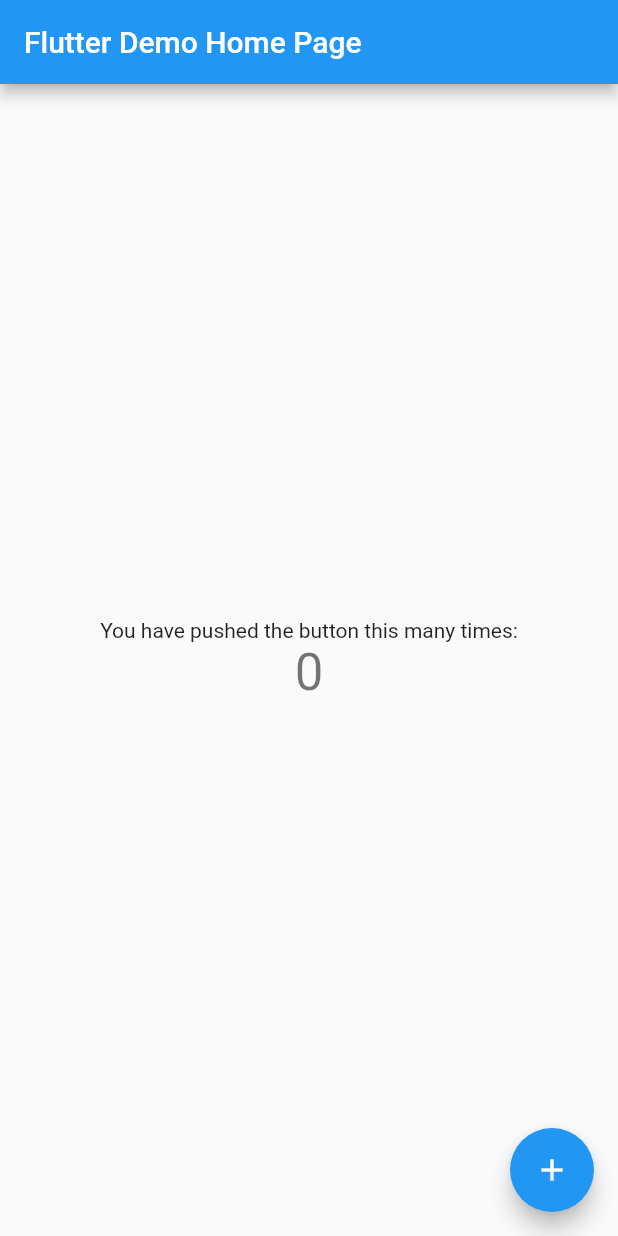
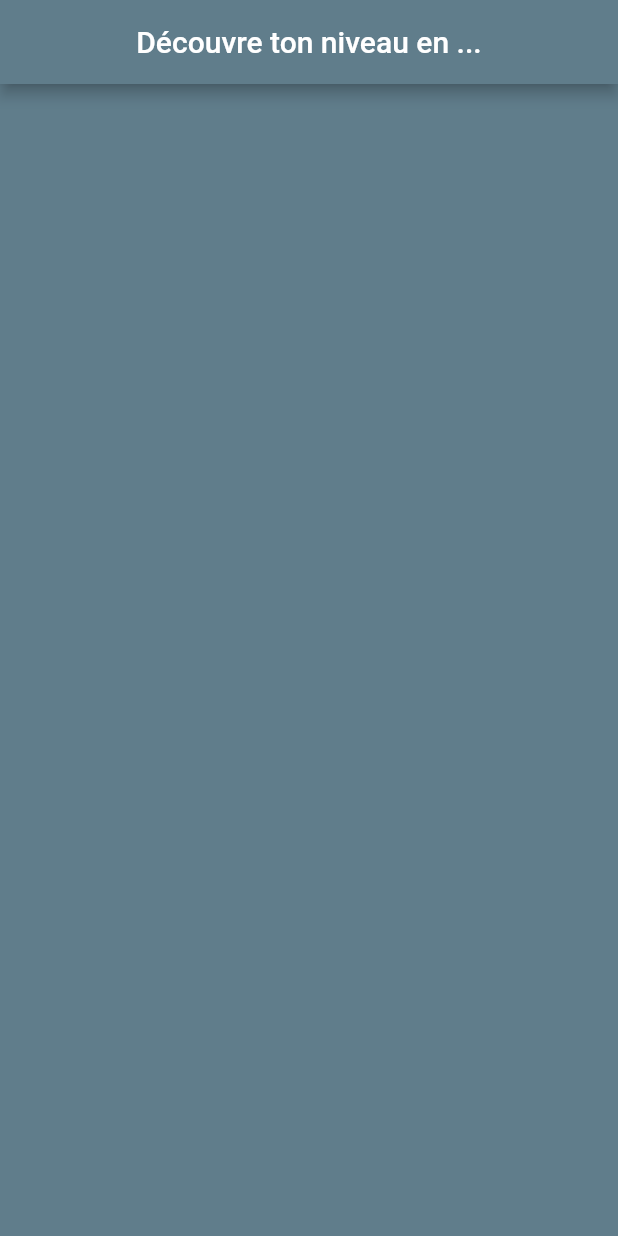
Before and after one commit to ErickChezOCs/lequizz, a Flutter app: the screen it shows after launch, on a phone screen of 412 x 824 dp. Run offline on Flutter 3.47's test engine with Material 2 defaults, Android fonts, the phone set to English and light mode, and no system bars.

Commit message:
Basic layout of the app

```diff
--- a/lib/main.dart
+++ b/lib/main.dart
@@ -1,115 +1,29 @@
 import 'package:flutter/material.dart';
 
 void main() {
-  runApp(const MyApp());
+  runApp(const MyQuiz());
 }
 
-class MyApp extends StatelessWidget {
-  const MyApp({super.key});
+class MyQuiz extends StatelessWidget {
+  const MyQuiz({Key? key}) : super(key: key);
 
-  // This widget is the root of your application.
   @override
   Widget build(BuildContext context) {
     return MaterialApp(
-      title: 'Flutter Demo',
-      theme: ThemeData(
-        // This is the theme of your application.
-        //
-        // Try running your application with "flutter run". You'll see the
-        // application has a blue toolbar. Then, without quitting the app, try
-        // changing the primarySwatch below to Colors.green and then invoke
-        // "hot reload" (press "r" in the console where you ran "flutter run",
-        // or simply save your changes to "hot reload" in a Flutter IDE).
-        // Notice that the counter didn't reset back to zero; the application
-        // is not restarted.
-        primarySwatch: Colors.blue,
+      title: 'Le Quizz',
+      home: Scaffold(
+        appBar: AppBar(
+          title: const Text('Découvre ton niveau en ...'),
+          centerTitle: true,
+          backgroundColor: Colors.blueGrey,
+        ),
+        backgroundColor: Colors.blueGrey,
+        body: Container(
+          child: Column(
+
+          ),
+        ),
       ),
-      home: const MyHomePage(title: 'Flutter Demo Home Page'),
     );
   }
 }
-
-class MyHomePage extends StatefulWidget {
-  const MyHomePage({super.key, required this.title});
-
-  // This widget is the home page of your application. It is stateful, meaning
-  // that it has a State object (defined below) that contains fields that affect
-  // how it looks.
-
-  // This class is the configuration for the state. It holds the values (in this
-  // case the title) provided by the parent (in this case the App widget) and
-  // used by the build method of the State. Fields in a Widget subclass are
-  // always marked "final".
-
-  final String title;
-
-  @override
-  State<MyHomePage> createState() => _MyHomePageState();
-}
-
-class _MyHomePageState extends State<MyHomePage> {
-  int _counter = 0;
-
-  void _incrementCounter() {
-    setState(() {
-      // This call to setState tells the Flutter framework that something has
-      // changed in this State, which causes it to rerun the build method below
-      // so that the display can reflect the updated values. If we changed
-      // _counter without calling setState(), then the build method would not be
-      // called again, and so nothing would appear to happen.
-      _counter++;
-    });
-  }
-
-  @override
-  Widget build(BuildContext context) {
-    // This method is rerun every time setState is called, for instance as done
-    // by the _incrementCounter method above.
-    //
-    // The Flutter framework has been optimized to make rerunning build methods
-    // fast, so that you can just rebuild anything that needs updating rather
-    // than having to individually change instances of widgets.
-    return Scaffold(
-      appBar: AppBar(
-        // Here we take the value from the MyHomePage object that was created by
-        // the App.build method, and use it to set our appbar title.
-        title: Text(widget.title),
-      ),
-      body: Center(
-        // Center is a layout widget. It takes a single child and positions it
-        // in the middle of the parent.
-        child: Column(
-          // Column is also a layout widget. It takes a list of children and
-          // arranges them vertically. By default, it sizes itself to fit its
-          // children horizontally, and tries to be as tall as its parent.
-          //
-          // Invoke "debug painting" (press "p" in the console, choose the
-          // "Toggle Debug Paint" action from the Flutter Inspector in Android
-          // Studio, or the "Toggle Debug Paint" command in Visual Studio Code)
-          // to see the wireframe for each widget.
-          //
-          // Column has various properties to control how it sizes itself and
-          // how it positions its children. Here we use mainAxisAlignment to
-          // center the children vertically; the main axis here is the vertical
-          // axis because Columns are vertical (the cross axis would be
-          // horizontal).
-          mainAxisAlignment: MainAxisAlignment.center,
-          children: <Widget>[
-            const Text(
-              'You have pushed the button this many times:',
-            ),
-            Text(
-              '$_counter',
-              style: Theme.of(context).textTheme.headlineMedium,
-            ),
-          ],
-        ),
-      ),
-      floatingActionButton: FloatingActionButton(
-        onPressed: _incrementCounter,
-        tooltip: 'Increment',
-        child: const Icon(Icons.add),
-      ), // This trailing comma makes auto-formatting nicer for build methods.
-    );
-  }
-}
```
